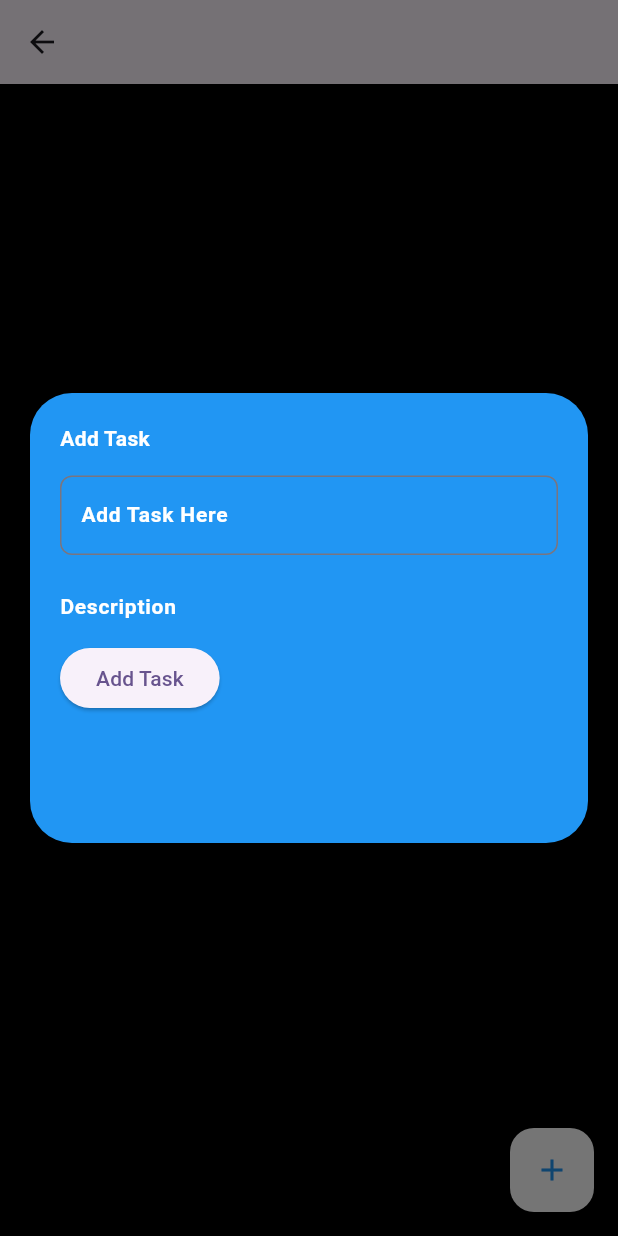
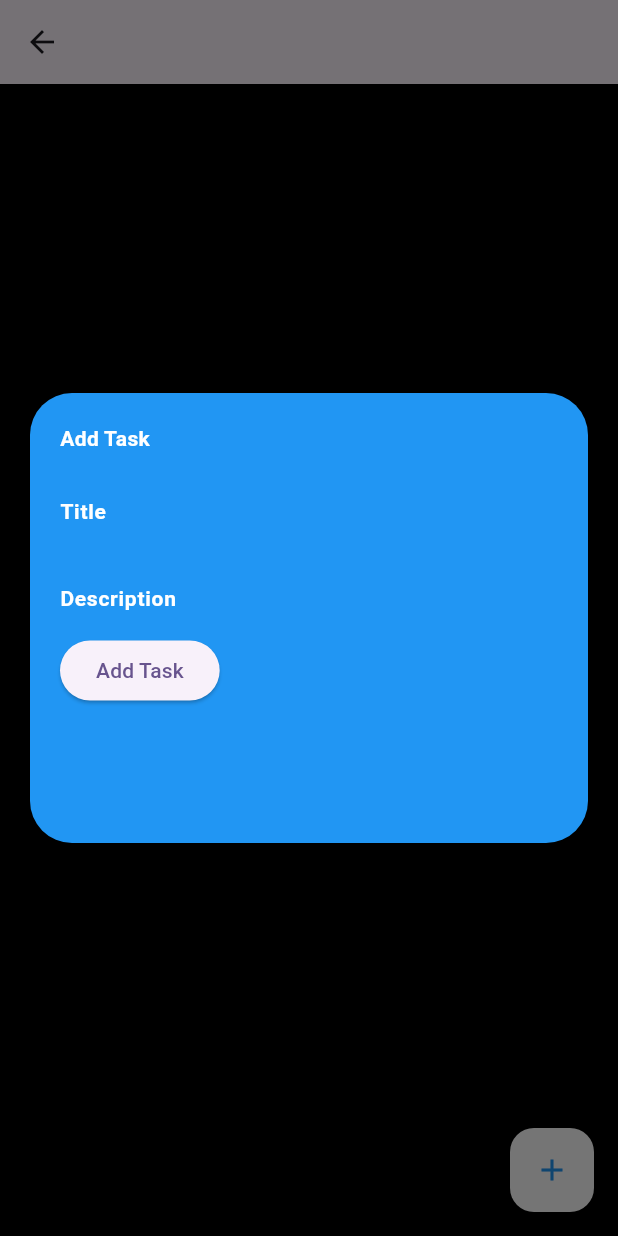
Before and after one commit to Osinmen/todolist, a Flutter app: the Test screen opened directly, after a tap on the "add" icon, on a phone screen of 412 x 824 dp. Run offline on Flutter 3.47's test engine with Material 3 defaults, Android fonts, the phone set to English and light mode, and no system bars; our stand-ins replace cloud_firestore, firebase_auth, firebase_core, smooth_page_indicator; accounts and stored records are empty.

Commit message:
implemented firestore with tasks

```diff
--- a/lib/main.dart
+++ b/lib/main.dart
@@ -47,9 +47,9 @@ class MyApp extends StatelessWidget {
             return CircularProgressIndicator();
           }
           if (snapshot.data != null) {
-            return Test();
+            return const TaskPage();
           }
-          return Test();
+          return Loginscreen();
         },
       ),
     );
--- a/lib/test.dart
+++ b/lib/test.dart
@@ -1,8 +1,10 @@
 import 'package:cloud_firestore/cloud_firestore.dart';
+import 'package:firebase_auth/firebase_auth.dart';
 import 'package:flutter/material.dart';
 import 'package:todolist/extensions/sized_box_extensions.dart';
 import 'package:todolist/themes/colors.dart';
 import 'package:todolist/themes/textThemes.dart';
+import 'package:todolist/widgets/task_card/task_card.dart';
 
 class Test extends StatefulWidget {
   const Test({super.key});
@@ -14,12 +16,16 @@ class Test extends StatefulWidget {
 class _TestState extends State<Test> {
   Future<void> addtasks() async {
     final tasks = await FirebaseFirestore.instance.collection("tasks").add({
-      "title ": titileController,
-      "description": descriptionController,
+      "title": titleController.text.trim(),
+      "description": descriptionController.text.trim(),
+      "creator" : FirebaseAuth.instance.currentUser!.uid,
+      "date Created" : FieldValue.serverTimestamp()
     });
+
+    print(tasks.id);
   }
 
-  final TextEditingController titileController = TextEditingController();
+  final TextEditingController titleController = TextEditingController();
   final TextEditingController descriptionController = TextEditingController();
   @override
   Widget build(BuildContext context) {
@@ -32,8 +38,8 @@ class _TestState extends State<Test> {
       }),
       backgroundColor: Colors.black,
       appBar: AppBar(),
-      body: FutureBuilder(
-        future: FirebaseFirestore.instance.collection("tasks").get(),
+      body: StreamBuilder(
+        stream: FirebaseFirestore.instance.collection("tasks").snapshots(),
         builder: (context, snapshot) {
          if(snapshot.hasData) {
            return ListView.builder(
@@ -55,7 +61,7 @@ class _TestState extends State<Test> {
          }
          else if(snapshot.connectionState == ConnectionState.waiting) {
           return Center(child: const CircularProgressIndicator());
-         } else if(snapshot.data!.docs.isEmpty) {
+         } else if( snapshot.hasData && snapshot.data!.docs.isEmpty) {
           return Center(
             child: Center(
               child: Container(
@@ -100,26 +106,20 @@ class _TestState extends State<Test> {
                   ),
 
                   015.height,
-                  TextField(
-                    style: TextStyle(color: Colors.white, fontSize: 15),
-                    controller: titileController,
+                          TextField(
+                    controller: titleController,
                     decoration: InputDecoration(
-                      contentPadding: const EdgeInsets.symmetric(
-                        vertical: 15,
-                        horizontal: 10,
-                      ),
-
-                      hintText: "Add Task Here",
+                      hintText: "Title",
                       hintStyle: AppTextStyles.heading2,
-                      border: OutlineInputBorder(
+                      border: UnderlineInputBorder(borderSide: BorderSide.none),
+                      focusedBorder: OutlineInputBorder(
                         borderRadius: BorderRadius.circular(8),
                         borderSide: BorderSide(
                           width: 1.0,
                           color: AppColors.white,
                         ),
                       ),
-                    ),
-                  ),
+                    ),),
                   10.height,
                   TextField(
                     controller: descriptionController,
@@ -152,26 +152,3 @@ class _TestState extends State<Test> {
     );
   }
 }
-
-class TaskCard extends StatelessWidget {
-  String? title;
-  String? description;
-  TaskCard({super.key, required this.title, required this.description});
-
-  @override
-  Widget build(BuildContext context) {
-    return Container(
-      decoration: BoxDecoration(
-        color: AppColors.textPrimary,
-        borderRadius: BorderRadius.circular(10),
-      ),
-      child: Padding(
-        padding: const EdgeInsets.symmetric(vertical: 10),
-        child: ListTile(
-          title: Text(title.toString()),
-          subtitle: Text(description.toString()),
-        ),
-      ),
-    );
-  }
-}
```
Also changed, not shown: lib/pages/taskPages/task_page.dart (+77 -38 lines), lib/widgets/task_card/task_card.dart (added, +45 -0 lines).
